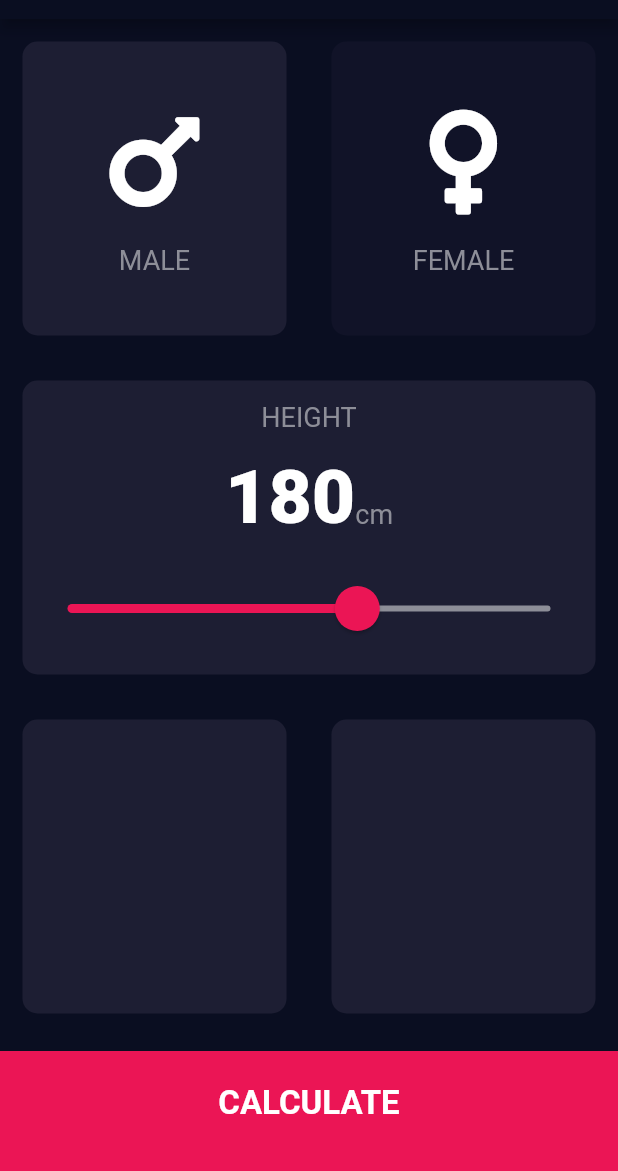
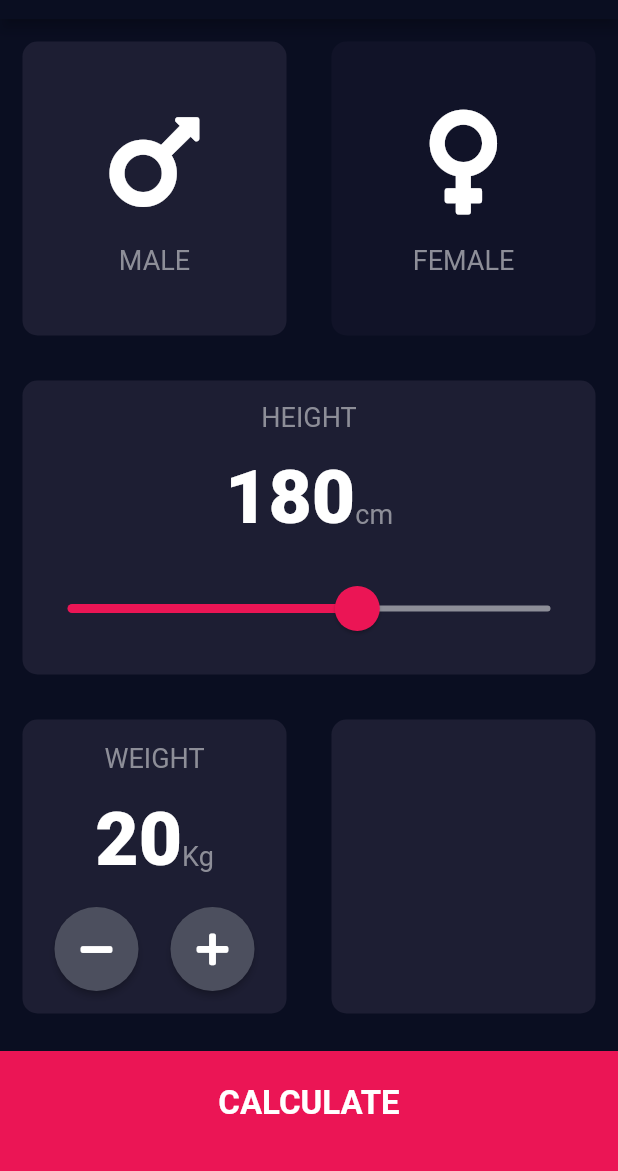
Before and after one commit to DhairyeKataria/bmi_calculator, a Flutter app: the screen it shows after launch, on a phone screen of 412 x 824 dp, the part 65-1236 px from its top. Run offline on Flutter 3.47's test engine with Material 2 defaults, Android fonts, the phone set to English and light mode, and no system bars; our stand-ins replace font_awesome_flutter.

Commit message:
Built Weight Card

```diff
--- a/lib/input_page.dart
+++ b/lib/input_page.dart
@@ -3,6 +3,7 @@ import 'package:font_awesome_flutter/font_awesome_flutter.dart';
 import 'constants.dart';
 import 'reusable_card.dart';
 import 'icon_content.dart';
+import 'round_icon_button.dart';
 
 class InputPage extends StatefulWidget {
   const InputPage({Key? key}) : super(key: key);
@@ -19,6 +20,7 @@ enum Gender {
 class _InputPageState extends State<InputPage> {
   Gender selectedGender = Gender.male;
   int height = 180;
+  int weight = 20;
 
   @override
   Widget build(BuildContext context) {
@@ -113,11 +115,55 @@ class _InputPageState extends State<InputPage> {
           Expanded(
             child: Row(
               crossAxisAlignment: CrossAxisAlignment.stretch,
-              children: const <Widget>[
+              children: <Widget>[
                 Expanded(
-                  child: ReusableCard(color: kActiveCardColor),
+                  child: ReusableCard(
+                    color: kActiveCardColor,
+                    cardChild: Column(
+                      mainAxisAlignment: MainAxisAlignment.spaceEvenly,
+                      children: [
+                        const Text('WEIGHT', style: kLabelTextStyle),
+                        Row(
+                          mainAxisAlignment: MainAxisAlignment.center,
+                          crossAxisAlignment: CrossAxisAlignment.baseline,
+                          textBaseline: TextBaseline.alphabetic,
+                          children: [
+                            Text(
+                              weight.toString(),
+                              style: kNumberTextStyle,
+                            ),
+                            const Text(
+                              'Kg',
+                              style: kLabelTextStyle,
+                            ),
+                          ],
+                        ),
+                        Row(
+                          mainAxisAlignment: MainAxisAlignment.spaceEvenly,
+                          children: [
+                            RoundIconButton(
+                              onPress: () {
+                                setState(() {
+                                  weight--;
+                                });
+                              },
+                              icon: FontAwesomeIcons.minus,
+                            ),
+                            RoundIconButton(
+                              onPress: () {
+                                setState(() {
+                                  weight++;
+                                });
+                              },
+                              icon: FontAwesomeIcons.plus,
+                            )
+                          ],
+                        )
+                      ],
+                    ),
+                  ),
                 ),
-                Expanded(
+                const Expanded(
                   child: ReusableCard(color: kActiveCardColor),
                 ),
               ],
--- /dev/null
+++ b/lib/round_icon_button.dart
@@ -0,0 +1,23 @@
+// ignore_for_file: empty_constructor_bodies, use_key_in_widget_constructors
+
+import 'package:flutter/material.dart';
+
+class RoundIconButton extends StatelessWidget {
+  const RoundIconButton({required this.onPress, this.icon});
+
+  final Function onPress;
+  final IconData? icon;
+
+  @override
+  Widget build(BuildContext context) {
+    return RawMaterialButton(
+      onPressed: () {
+        onPress();
+      },
+      constraints: const BoxConstraints.tightFor(width: 56.0, height: 56.0),
+      shape: const CircleBorder(),
+      fillColor: const Color(0xFF4C4F5E),
+      child: Icon(icon),
+    );
+  }
+}
```
